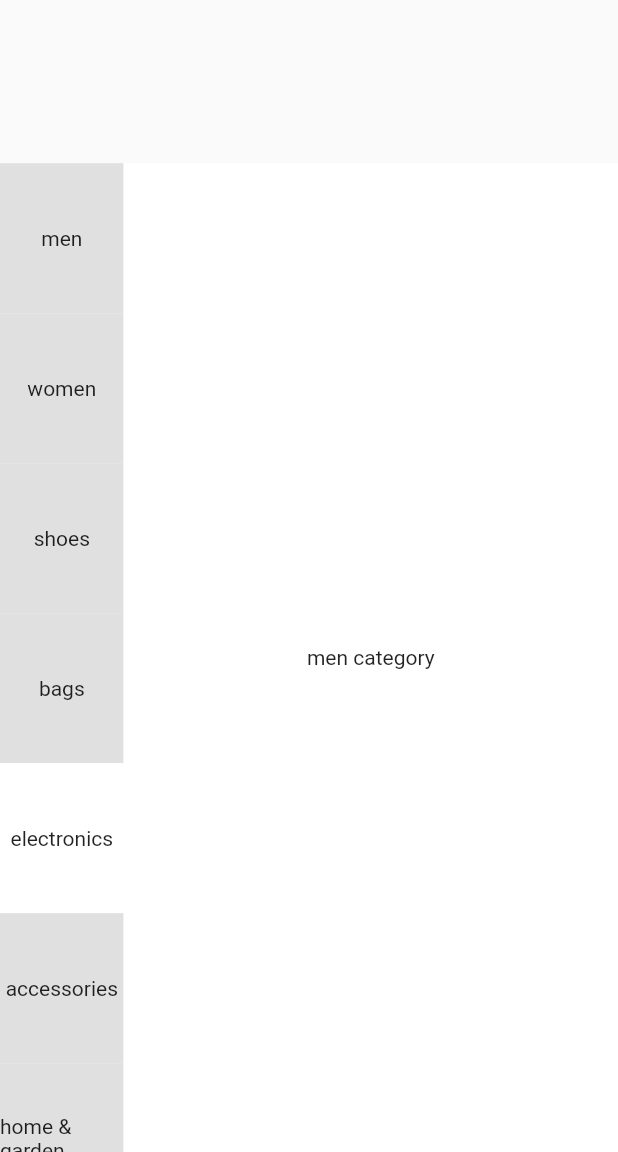
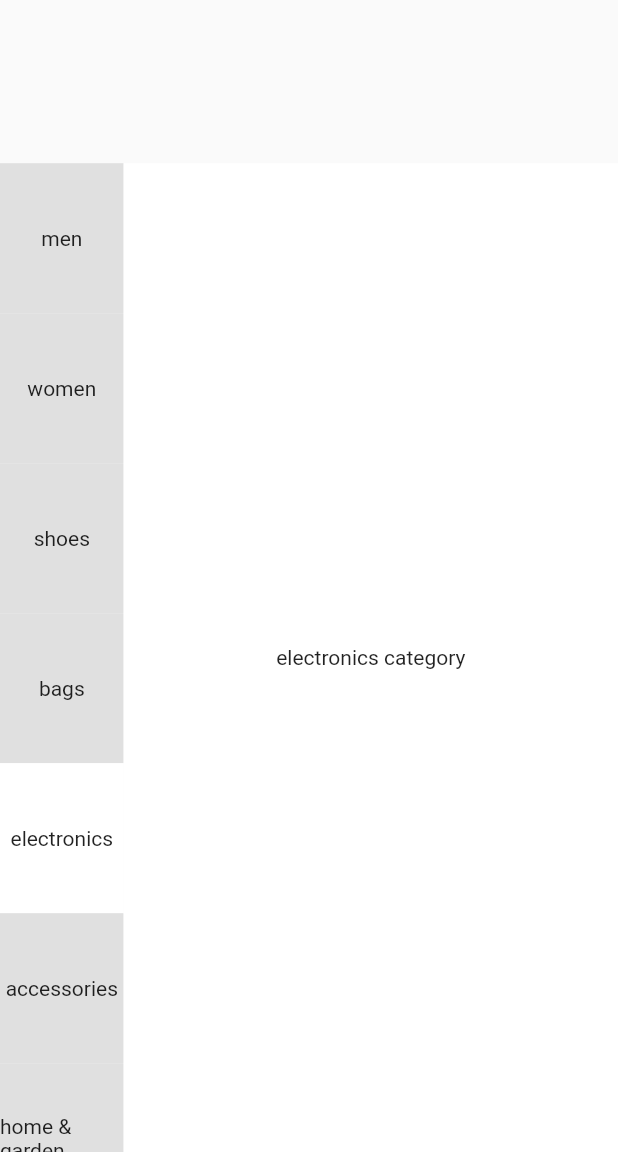
Before and after one commit to supernyzii/demo_erotsdemo, a Flutter app: the CategoryScreen screen opened directly, swiped to page 5, on a phone screen of 412 x 824 dp, the part 84-1236 px from its top. Run offline on Flutter 3.47's test engine with Material 2 defaults, Android fonts, the phone set to English and light mode, and no system bars.

Commit message:
linking sidenavigation clicks to the category view with the help of a controller using jumptopage the next commit uses animatetopage

```diff
--- a/lib/main_screens/category.dart
+++ b/lib/main_screens/category.dart
@@ -14,6 +14,7 @@
 ];
 
 class CategoryScreen extends StatefulWidget {
+
   const CategoryScreen({Key? key}) : super(key: key);
 
   @override
@@ -21,6 +22,7 @@
 }
 
 class _CategoryScreenState extends State<CategoryScreen> {
+  final PageController _pageController = PageController();
   @override
   Widget build(BuildContext context) {
     var size = MediaQuery.of(context).size;
@@ -54,12 +56,13 @@
           itemBuilder: (context, index){
             return  GestureDetector(
               onTap: () {
-                for (var element in items){
+                _pageController.jumpToPage(index);
+               /* for (var element in items){
                   element.isSelected = false;
                 }
                 setState(() {
                   items[index].isSelected = true;
-                });
+                });*/
               },
               child: Container(
                 color: items[index].isSelected == true ? Colors.white : Colors.grey.shade300,
@@ -79,6 +82,7 @@
       width: size.width * 0.8,
       color: Colors.white,
        child: PageView(
+         controller: _pageController,
          onPageChanged: (value){
            for (var element in items){
              element.isSelected = false;
@@ -90,14 +94,14 @@
          scrollDirection: Axis.vertical,
          children: const[
            Center(child: Text('men category')),
-           Center(child: Text('men category')),
-           Center(child: Text('men category')),
-           Center(child: Text('men category')),
-           Center(child: Text('men category')),
-           Center(child: Text('men category')),
-           Center(child: Text('men category')),
-           Center(child: Text('men category')),
-           Center(child: Text('men category')),
+           Center(child: Text('women category')),
+           Center(child: Text('shoes category')),
+           Center(child: Text('bags category')),
+           Center(child: Text('electronics category')),
+           Center(child: Text('accessories category')),
+           Center(child: Text('home & garden category')),
+           Center(child: Text('kids category')),
+           Center(child: Text('beauty category')),
          ]
        )
     );
```
